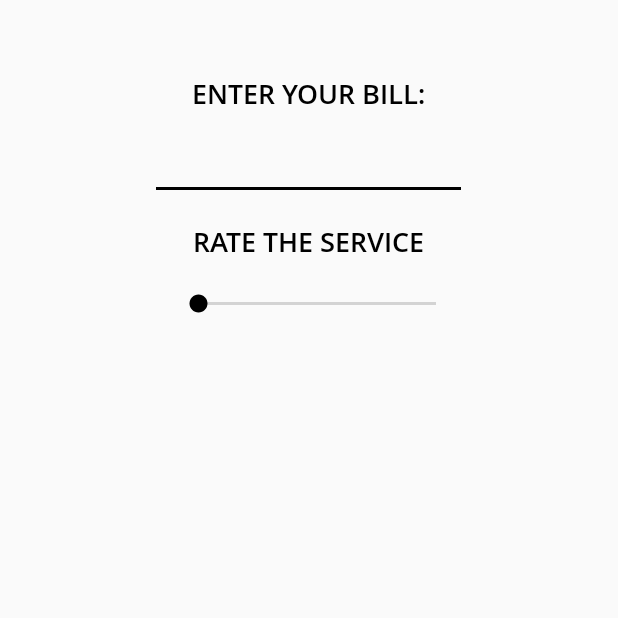
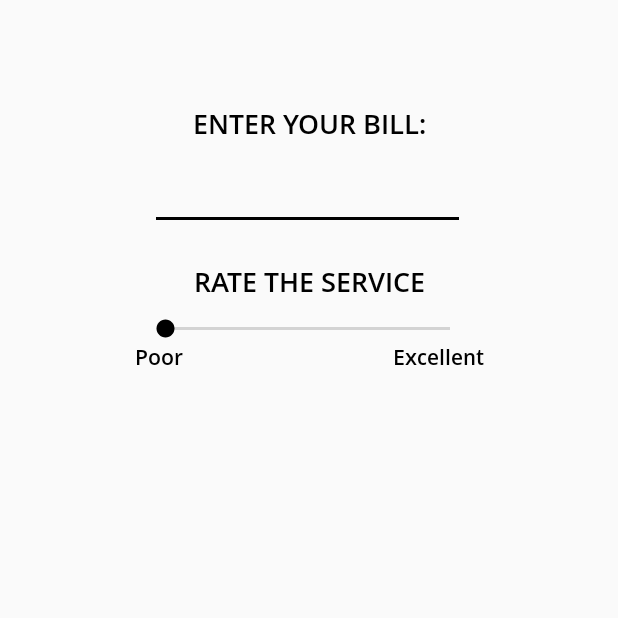
Before and after one commit to LazarievIvan/TipApp, an Android app: the screen it shows after launch (MainActivity), on a phone screen of 412 x 824 dp, the top half of it. Run offline under Robolectric (Android 15) with nearby library versions, the light colour scheme and no system bars; our stand-ins replace AdMob.

Commit message:
Improved widget hierarchy. Bugfixed.

```diff
--- a/app/src/main/java/com/example/tipapp/MainActivity.kt
+++ b/app/src/main/java/com/example/tipapp/MainActivity.kt
@@ -51,8 +51,8 @@ class MainActivity : AppCompatActivity() {
         val rateBar: SeekBar? = findViewById(R.id.ratingSeekBar)
         rateBar?.setOnSeekBarChangeListener(object : SeekBar.OnSeekBarChangeListener{
             override fun onProgressChanged(seekBar: SeekBar?, progress: Int, fromUser: Boolean) {
+                rate = (progress+10).toDouble()
                 if(checkInput(billInput)){
-                    rate = (progress+10).toDouble()
                     tip.tipPercent = rate
                     calculate(billAmount, tip.tipPercent)
                 }
--- a/app/src/main/res/layout/activity_main.xml
+++ b/app/src/main/res/layout/activity_main.xml
@@ -7,7 +7,8 @@
     tools:context=".MainActivity">
 
     <LinearLayout
-        android:layout_width="411dp"
+        android:id="@+id/mainLayot"
+        android:layout_width="0dp"
         android:layout_height="0dp"
         android:orientation="vertical"
         app:layout_constraintBottom_toBottomOf="parent"
@@ -17,18 +18,37 @@
         app:layout_constraintTop_toTopOf="parent"
         app:layout_constraintVertical_bias="1.0">
 
+        <LinearLayout
+            android:id="@+id/adLayout"
+            android:layout_width="match_parent"
+            android:layout_height="wrap_content"
+            android:orientation="vertical">
+
             <com.google.android.gms.ads.AdView
                 android:id="@+id/adView"
                 android:layout_width="match_parent"
                 android:layout_height="wrap_content"
                 app:adSize="BANNER"
                 app:adUnitId="ca-app-pub-3940256099942544/6300978111" />
+        </LinearLayout>
+
+        <LinearLayout
+            android:id="@+id/localizationLayout"
+            android:layout_width="match_parent"
+            android:layout_height="40dp"
+            android:orientation="horizontal"/>
+
+        <LinearLayout
+            android:layout_width="match_parent"
+            android:layout_height="120dp"
+            android:layout_marginTop="0dp"
+            android:orientation="vertical">
 
             <TextView
                 android:id="@+id/instruction"
                 android:layout_width="match_parent"
                 android:layout_height="wrap_content"
-            android:layout_marginTop="50dp"
+                android:layout_marginTop="30dp"
                 android:layout_marginBottom="5dp"
                 android:fontFamily="@font/open_sans_semibold"
                 android:text="@string/instructionTV"
@@ -39,7 +59,7 @@
 
             <EditText
                 android:id="@+id/finalBill"
-            android:layout_width="211dp"
+                android:layout_width="210dp"
                 android:layout_height="wrap_content"
                 android:layout_marginStart="100dp"
                 android:layout_marginEnd="100dp"
@@ -49,11 +69,21 @@
                 android:inputType="number"
                 android:labelFor="@id/instruction"
                 android:layerType="software"
+                android:textAlignment="textStart"
                 android:textSize="24sp" />
+        </LinearLayout>
+
+        <LinearLayout
+            android:id="@+id/rateLayout"
+            android:layout_width="match_parent"
+            android:layout_height="120dp"
+            android:layout_weight="0"
+            android:orientation="vertical"
+            android:weightSum="2">
 
             <TextView
                 android:id="@+id/ratingText"
-            android:layout_width="211dp"
+                android:layout_width="match_parent"
                 android:layout_height="wrap_content"
                 android:layout_marginStart="100dp"
                 android:layout_marginTop="15dp"
@@ -65,39 +95,17 @@
                 android:textColor="#000000"
                 android:textSize="18sp" />
 
-        <LinearLayout
-            android:layout_width="match_parent"
-            android:layout_height="90dp"
-            android:orientation="horizontal">
-
-            <TextView
-                android:id="@+id/poorRating"
-                android:layout_width="wrap_content"
+            <SeekBar
+                android:id="@+id/ratingSeekBar"
+                android:layout_width="210dp"
                 android:layout_height="wrap_content"
-                android:layout_marginStart="90dp"
+                android:layout_marginStart="100dp"
                 android:layout_marginLeft="0dp"
-                android:layout_marginTop="40dp"
-                android:layout_marginEnd="0dp"
+                android:layout_marginTop="10dp"
+                android:layout_marginEnd="100dp"
                 android:layout_marginRight="0dp"
                 android:layout_marginBottom="0dp"
                 android:layout_weight="0"
-                android:fontFamily="@font/open_sans_semibold"
-                android:text="@string/poorRateTV"
-                android:textAllCaps="false"
-                android:textColor="#000000"
-                android:visibility="invisible" />
-
-            <SeekBar
-                android:id="@+id/ratingSeekBar"
-                android:layout_width="272dp"
-                android:layout_height="wrap_content"
-                android:layout_marginStart="0dp"
-                android:layout_marginLeft="0dp"
-                android:layout_marginTop="20dp"
-                android:layout_marginEnd="0dp"
-                android:layout_marginRight="0dp"
-                android:layout_marginBottom="0dp"
-                android:layout_weight="1"
                 android:max="10"
                 android:padding="0dp"
                 android:paddingStart="10dp"
@@ -109,39 +117,66 @@
                 android:scaleX="1"
                 android:scaleY="1" />
 
+            <LinearLayout
+                android:id="@+id/rateNamesLayout"
+                android:layout_width="match_parent"
+                android:layout_height="0dp"
+                android:layout_weight="1"
+                android:orientation="horizontal"
+                android:weightSum="0">
+
+                <TextView
+                    android:id="@+id/poorRating"
+                    android:layout_width="wrap_content"
+                    android:layout_height="wrap_content"
+                    android:layout_marginStart="90dp"
+                    android:layout_marginLeft="0dp"
+                    android:layout_marginTop="0dp"
+                    android:layout_marginEnd="0dp"
+                    android:layout_marginRight="0dp"
+                    android:layout_marginBottom="0dp"
+                    android:layout_weight="0"
+                    android:fontFamily="@font/open_sans_semibold"
+                    android:text="@string/poorRateTV"
+                    android:textAllCaps="false"
+                    android:textColor="#000000"
+                    android:visibility="visible" />
+
                 <TextView
                     android:id="@+id/excellentRating"
                     android:layout_width="wrap_content"
                     android:layout_height="wrap_content"
-                android:layout_marginStart="0dp"
+                    android:layout_marginStart="140dp"
                     android:layout_marginLeft="0dp"
-                android:layout_marginTop="40dp"
+                    android:layout_marginTop="0dp"
                     android:layout_marginEnd="50dp"
                     android:layout_marginRight="0dp"
-                android:layout_marginBottom="20dp"
+                    android:layout_marginBottom="0dp"
                     android:layout_weight="0"
                     android:fontFamily="@font/open_sans_semibold"
                     android:text="@string/excellentRateTV"
                     android:textAllCaps="false"
                     android:textColor="#000000"
-                android:visibility="invisible" />
+                    android:visibility="visible" />
+            </LinearLayout>
+
         </LinearLayout>
 
         <LinearLayout
+            android:id="@+id/resultLayout"
             android:layout_width="match_parent"
-            android:layout_height="314dp"
+            android:layout_height="210dp"
             android:orientation="vertical">
 
             <TextView
-                android:id="@+id/totalBill"
-                android:layout_width="311dp"
+                android:id="@+id/resultText"
+                android:layout_width="211dp"
                 android:layout_height="wrap_content"
-                android:layout_marginStart="50dp"
-                android:layout_marginTop="10dp"
-                android:layout_marginEnd="50dp"
+                android:layout_marginStart="100dp"
+                android:layout_marginEnd="100dp"
                 android:layout_marginBottom="15dp"
                 android:fontFamily="@font/open_sans_semibold"
-                android:text="@string/totalBillTV"
+                android:text="@string/resultTextTV"
                 android:textAlignment="center"
                 android:textAllCaps="true"
                 android:textColor="#000000"
@@ -164,18 +199,19 @@
                 android:visibility="invisible" />
 
             <TextView
-                android:id="@+id/resultText"
-                android:layout_width="211dp"
+                android:id="@+id/totalBill"
+                android:layout_width="311dp"
                 android:layout_height="wrap_content"
-                android:layout_marginStart="100dp"
-                android:layout_marginEnd="100dp"
+                android:layout_marginStart="50dp"
+                android:layout_marginTop="10dp"
+                android:layout_marginEnd="50dp"
                 android:layout_marginBottom="15dp"
                 android:fontFamily="@font/open_sans_semibold"
-                android:text="@string/resultTextTV"
+                android:text="@string/totalBillTV"
                 android:textAlignment="center"
                 android:textAllCaps="true"
                 android:textColor="#000000"
-                android:textSize="24sp"
+                android:textSize="18sp"
                 android:visibility="invisible" />
 
         </LinearLayout>
```
Lines whose indentation alone changed are shown as unchanged.
